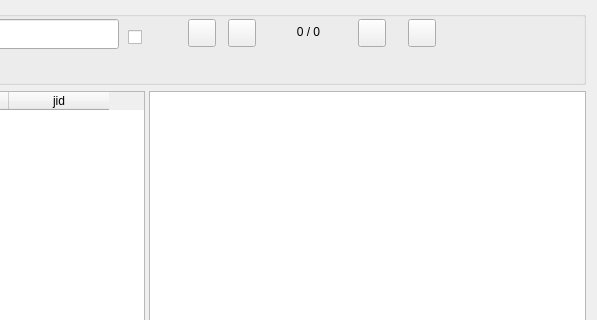
Old version of the form src/GUI_UIs/ui_dialog_journals.ui in the repository ccbogel/QualCoder; both pictures show x 303 to 900 and y 0 to 320 of the 900 by 680 pixel window.
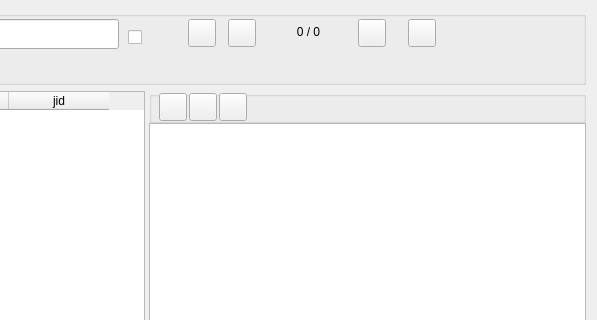
New version of the form.

The edit to the form file:
```diff
--- a/src/GUI_UIs/ui_dialog_journals.ui
+++ b/src/GUI_UIs/ui_dialog_journals.ui
@@ -327,7 +327,95 @@
        </property>
       </column>
      </widget>
-     <widget class="QTextEdit" name="textEdit"/>
+     <widget class="QWidget" name="widget_editor" native="true">
+      <layout class="QVBoxLayout" name="verticalLayout_editor">
+       <property name="spacing">
+        <number>0</number>
+       </property>
+       <property name="leftMargin">
+        <number>0</number>
+       </property>
+       <property name="topMargin">
+        <number>0</number>
+       </property>
+       <property name="rightMargin">
+        <number>0</number>
+       </property>
+       <property name="bottomMargin">
+        <number>0</number>
+       </property>
+       <item>
+        <widget class="QGroupBox" name="groupBox_editor">
+         <property name="minimumSize">
+          <size>
+           <width>0</width>
+           <height>32</height>
+          </size>
+         </property>
+         <property name="maximumSize">
+          <size>
+           <width>16777215</width>
+           <height>32</height>
+          </size>
+         </property>
+         <property name="title">
+          <string/>
+         </property>
+         <widget class="QPushButton" name="pushButton_insert_datetime">
+          <property name="geometry">
+           <rect>
+            <x>10</x>
+            <y>2</y>
+            <width>28</width>
+            <height>28</height>
+           </rect>
+          </property>
+          <property name="toolTip">
+           <string>Insert current date and time at the cursor position</string>
+          </property>
+          <property name="text">
+           <string/>
+          </property>
+         </widget>
+         <widget class="QPushButton" name="pushButton_insert_coded_segment">
+          <property name="geometry">
+           <rect>
+            <x>40</x>
+            <y>2</y>
+            <width>28</width>
+            <height>28</height>
+           </rect>
+          </property>
+          <property name="toolTip">
+           <string>Insert coded segments from any file, case or code in the project</string>
+          </property>
+          <property name="text">
+           <string/>
+          </property>
+         </widget>
+         <widget class="QPushButton" name="pushButton_insert_reference">
+          <property name="geometry">
+           <rect>
+            <x>70</x>
+            <y>2</y>
+            <width>28</width>
+            <height>28</height>
+           </rect>
+          </property>
+          <property name="toolTip">
+           <string>Insert a bibliographic reference from the project</string>
+          </property>
+          <property name="text">
+           <string/>
+          </property>
+         </widget>
+        </widget>
+       </item>
+       <item>
+        <widget class="QTextEdit" name="textEdit"/>
+       </item>
+      </layout>
+     </widget>
     </widget>
    </item>
   </layout>
```
Left out of the diff: 3 changed lines with no effect on the pictures.
